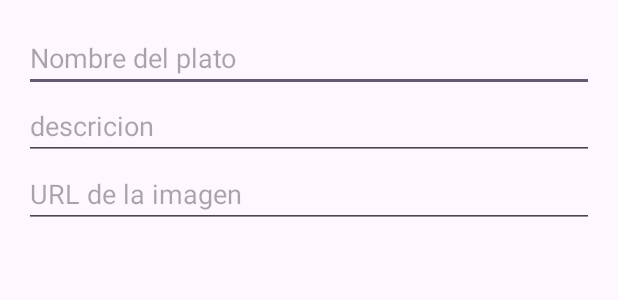
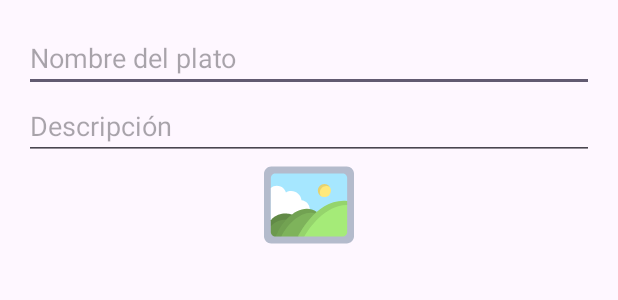
Before and after one commit to Santi0123/Food_Active, an Android app: the layout dialog_comida.xml on its own in the app's theme, with its tools: preview values and no code run, on a phone screen of 412 x 824 dp. Shown: the top 300 px of the screen. Run offline under Robolectric (Android 15) with nearby library versions, the light colour scheme and no system bars.

Commit message:
Funcionalidad con la galeria para que coga la imagen y la utilice

```diff
--- a/app/src/main/AndroidManifest.xml
+++ b/app/src/main/AndroidManifest.xml
@@ -3,6 +3,11 @@
     xmlns:tools="http://schemas.android.com/tools">
 
     <uses-permission android:name="android.permission.INTERNET" />
+    <!--Permisos para la galeria -->
+    <uses-permission android:name="android.permission.READ_EXTERNAL_STORAGE"/>
+    <uses-permission android:name="android.permission.READ_MEDIA_IMAGES" />
+
+
 
     <application
         android:allowBackup="true"
--- /dev/null
+++ b/app/src/main/res/drawable/galeria.xml
@@ -0,0 +1,25 @@
+<vector xmlns:android="http://schemas.android.com/apk/res/android" android:height="60dp" android:viewportHeight="512" android:viewportWidth="512" android:width="60dp">
+
+    <path android:fillColor="#B4BBCC" android:pathData="M470.63,37.38H41.37C18.52,37.38 0,55.9 0,78.74v354.51c0,22.85 18.52,41.37 41.37,41.37h429.27c22.85,0 41.37,-18.52 41.37,-41.37V78.74C512,55.9 493.48,37.38 470.63,37.38z"/>
+
+    <path android:fillColor="#A6E7FF" android:pathData="M473.08,233.28V102.61c0,-14.54 -11.78,-26.32 -26.32,-26.32H65.24c-14.54,0 -26.32,11.78 -26.32,26.32v240.01l50,45.51L473.08,233.28z"/>
+
+    <path android:fillColor="#FFFFFF" android:pathData="M38.91,158.8c9.34,-7.36 21.13,-11.75 33.94,-11.75c24.26,0 44.83,15.75 52.08,37.57c8.77,-5.14 18.98,-8.1 29.88,-8.1c30.26,0 55.2,22.71 58.76,52.01c25.77,2.77 46.01,24.04 47.13,50.28l-63.98,62.54l-157.8,1.28L38.91,158.8z"/>
+
+    <path android:fillColor="#6C994E" android:pathData="M157.98,310.56c0,0 -68.73,-25.91 -119.06,32.07v66.76c0,14.54 11.78,26.32 26.32,26.32l104.66,-79.17L157.98,310.56z"/>
+
+    <path android:fillAlpha="0.1" android:fillColor="#FF000000" android:pathData="M38.92,377.35c50.33,-57.98 119.06,-32.07 119.06,-32.07l4.39,16.94l7.53,-5.69l-11.92,-45.97c0,0 -68.73,-25.91 -119.06,32.07L38.92,377.35L38.92,377.35z" android:strokeAlpha="0.1"/>
+
+    <path android:fillColor="#7EB35B" android:pathData="M65.24,435.71c34.92,-92.71 144.43,-202.07 235.56,-140.33l-30.29,97.38l-77.08,42.95H65.24z"/>
+
+    <path android:fillAlpha="0.1" android:fillColor="#FF000000" android:pathData="M297.67,305.44l3.13,-10.07c-91.13,-61.74 -200.64,47.62 -235.56,140.33h33.26C136.84,358.2 220.49,279.89 297.67,305.44z" android:strokeAlpha="0.1"/>
+
+    <path android:fillColor="#A5EB78" android:pathData="M473.08,409.39V233.28c-175.29,-17.43 -279.65,202.42 -279.65,202.42h253.33C461.3,435.71 473.08,423.92 473.08,409.39z"/>
+
+    <path android:fillAlpha="0.1" android:fillColor="#FF000000" android:pathData="M473.08,255.48v-22.2c-175.29,-17.43 -279.65,202.42 -279.65,202.42h35.65C259.82,382.86 345.91,257.7 473.08,255.48z" android:strokeAlpha="0.1"/>
+
+    <path android:fillColor="#FFE97A" android:pathData="M343.51,173.96m-37.15,0a37.15,37.15 0,1 1,74.31 0a37.15,37.15 0,1 1,-74.31 0"/>
+
+    <path android:fillAlpha="0.1" android:fillColor="#FF000000" android:pathData="M317.93,185.53c0,-20.52 16.63,-37.15 37.15,-37.15c7.29,0 14.09,2.11 19.83,5.74c-6.58,-10.4 -18.18,-17.32 -31.41,-17.32c-20.52,0 -37.15,16.63 -37.15,37.15c0,13.22 6.91,24.82 17.32,31.41C320.05,199.63 317.93,192.83 317.93,185.53z" android:strokeAlpha="0.1"/>
+
+</vector>
--- a/app/src/main/res/layout/activity_comida.xml
+++ b/app/src/main/res/layout/activity_comida.xml
@@ -22,7 +22,7 @@
         android:layout_marginEnd="21dp"
         android:layout_marginBottom="14dp"
         android:background="?attr/selectableItemBackground"
-        android:contentDescription="Agregar Incidencia"
+        android:contentDescription="Agregar Comida"
         android:src="@drawable/fluent_color__add_circle_32" />
 
 
--- a/app/src/main/res/layout/dialog_comida.xml
+++ b/app/src/main/res/layout/dialog_comida.xml
@@ -18,12 +18,23 @@
         android:id="@+id/descricion"
         android:layout_width="match_parent"
         android:layout_height="wrap_content"
-        android:hint="descricion"
+        android:hint="Descripción"
         android:inputType="text"/>
-    <EditText
-        android:id="@+id/imagen"
+
+    <ImageButton
+        android:id="@+id/galeria"
         android:layout_width="match_parent"
         android:layout_height="wrap_content"
-        android:hint="URL de la imagen"
-        android:inputType="textUri"/>
+        android:background="?attr/selectableItemBackground"
+        android:contentDescription="Agregar Incidencia"
+        android:src="@drawable/galeria"
+        android:layout_gravity=""/>
+
+    <ImageView
+        android:id="@+id/imagen_preview"
+        android:layout_width="match_parent"
+        android:layout_height="200dp"
+        android:layout_marginTop="16dp"
+        android:scaleType="centerCrop"
+        android:contentDescription="Vista previa de la imagen" />
 </LinearLayout>
```
Also changed, not shown: app/src/main/java/com/example/gymactive/ComidaAct.kt (+12 -19 lines), app/src/main/java/com/example/gymactive/controller/Controller.kt (+37 -21 lines), app/src/main/java/com/example/gymactive/dialog/DialogAgregarComida.kt (+49 -10 lines), app/src/main/java/com/example/gymactive/dialog/DialogEditarComida.kt (+43 -7 lines), app/src/main/res/layout/item_comida.xml (+11 -17 lines), app/src/main/res/navigation/nav_graph.xml (deleted, +0 -28 lines).
